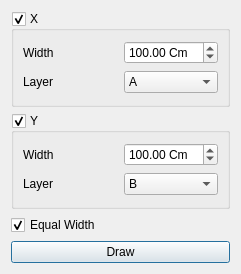
ebrahimraeyat/OSAFE, file safe/punch/Resources/ui/draw_automatic_strip.ui: the form before one commit.
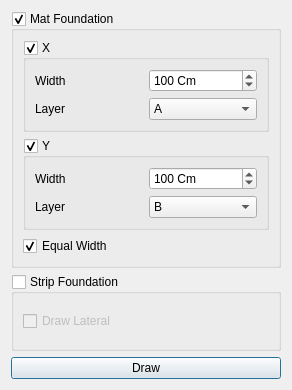
The form after the commit. Icons and pictures are not drawn.

Commit message: adding draw automatic strip in strip foundation

Patch:
```diff
--- a/safe/punch/Resources/ui/draw_automatic_strip.ui
+++ b/safe/punch/Resources/ui/draw_automatic_strip.ui
@@ -6,8 +6,8 @@
    <rect>
     <x>0</x>
     <y>0</y>
-    <width>241</width>
-    <height>274</height>
+    <width>292</width>
+    <height>390</height>
    </rect>
   </property>
   <property name="windowTitle">
@@ -19,10 +19,25 @@
   </property>
   <layout class="QVBoxLayout" name="verticalLayout">
    <item>
+    <widget class="QGroupBox" name="mat_foundation">
+     <property name="title">
+      <string>Mat Foundation</string>
+     </property>
+     <property name="flat">
+      <bool>false</bool>
+     </property>
+     <property name="checkable">
+      <bool>true</bool>
+     </property>
+     <layout class="QVBoxLayout" name="verticalLayout_2">
+      <item>
     <widget class="QGroupBox" name="x_strips">
      <property name="title">
       <string>X</string>
      </property>
+        <property name="flat">
+         <bool>true</bool>
+        </property>
      <property name="checkable">
       <bool>true</bool>
      </property>
@@ -39,6 +54,9 @@
         <property name="suffix">
          <string> Cm</string>
         </property>
+           <property name="decimals">
+            <number>0</number>
+           </property>
         <property name="minimum">
          <double>50.000000000000000</double>
         </property>
@@ -87,6 +105,9 @@
      <property name="title">
       <string>Y</string>
      </property>
+        <property name="flat">
+         <bool>true</bool>
+        </property>
      <property name="checkable">
       <bool>true</bool>
      </property>
@@ -103,6 +124,9 @@
         <property name="suffix">
          <string> Cm</string>
         </property>
+           <property name="decimals">
+            <number>0</number>
+           </property>
         <property name="minimum">
          <double>50.000000000000000</double>
         </property>
@@ -157,6 +181,34 @@
      <property name="checked">
       <bool>true</bool>
      </property>
+       </widget>
+      </item>
+     </layout>
+    </widget>
+   </item>
+   <item>
+    <widget class="QGroupBox" name="strip_foundation">
+     <property name="title">
+      <string>Strip Foundation</string>
+     </property>
+     <property name="checkable">
+      <bool>true</bool>
+     </property>
+     <property name="checked">
+      <bool>false</bool>
+     </property>
+     <layout class="QVBoxLayout" name="verticalLayout_3">
+      <item>
+       <widget class="QCheckBox" name="checkBox">
+        <property name="enabled">
+         <bool>false</bool>
+        </property>
+        <property name="text">
+         <string>Draw Lateral</string>
+        </property>
+       </widget>
+      </item>
+     </layout>
     </widget>
    </item>
    <item>
```
Lines whose indentation alone changed are shown as unchanged. The commit also changes 7 other files.
